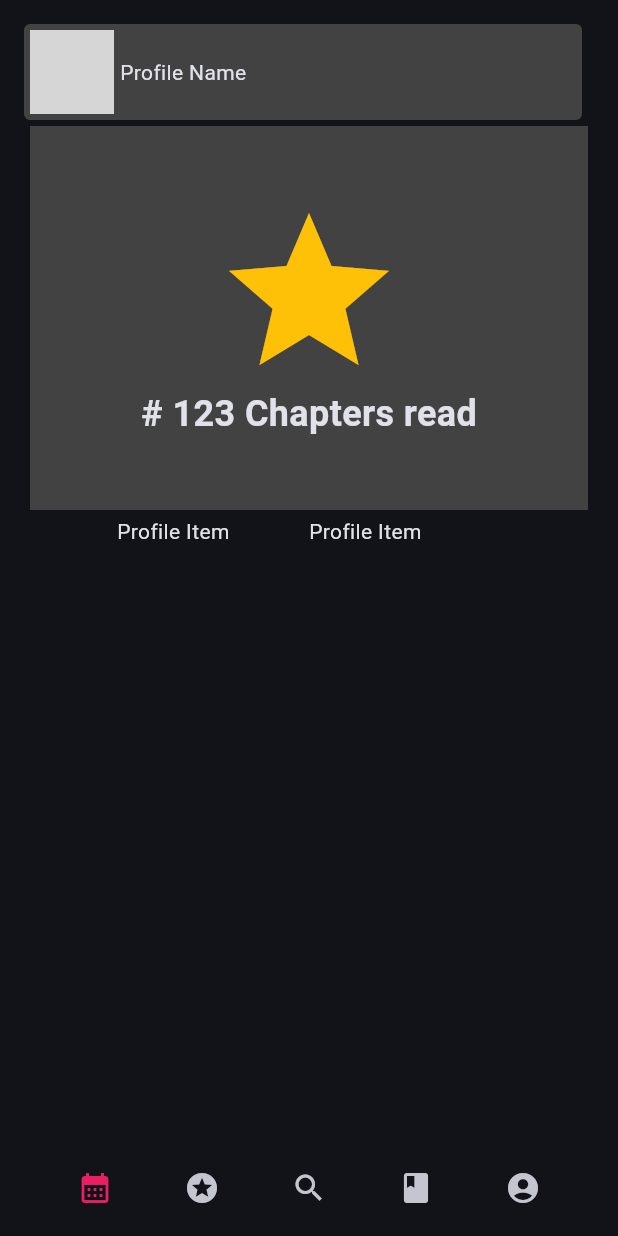
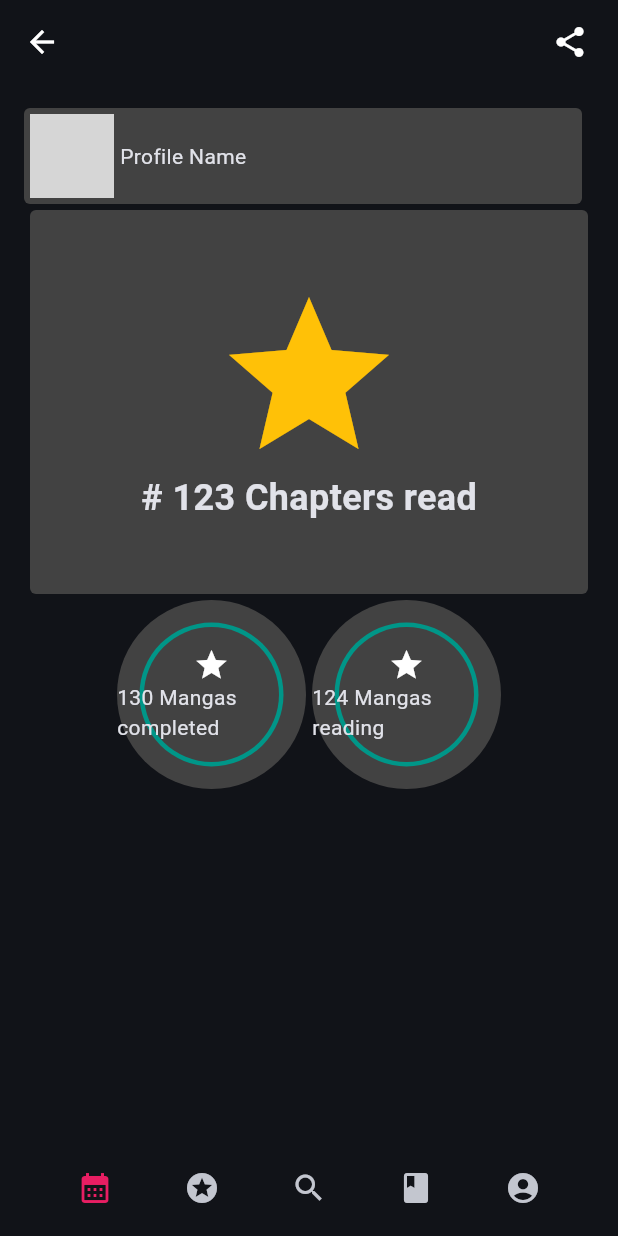
Before and after one commit to Caresle-Archive/manga_minus, a Flutter app: the screen it shows after launch, item 2 of the bottom bar chosen, on a phone screen of 412 x 824 dp. Run offline on Flutter 3.47's test engine with Material 2 defaults, Android fonts, the light colour scheme and no system bars; network calls fail; grey boxes are pictures that could not be loaded.

Commit message:
Add final prop text for profile item widget

```diff
--- a/lib/screens/screen_profile.dart
+++ b/lib/screens/screen_profile.dart
@@ -1,4 +1,5 @@
 import 'package:flutter/material.dart';
+import 'package:manga_minus/widgets/manga/app_bar_manga.dart';
 import 'package:manga_minus/widgets/navigation/navigation_menu.dart';
 import 'package:manga_minus/widgets/profile/profile_grid.dart';
 import 'package:manga_minus/widgets/profile/profile_options.dart';
@@ -10,6 +11,7 @@ class ScreenProfile extends StatelessWidget {
   @override
   Widget build(BuildContext context) {
     return const Scaffold(
+      appBar: AppBarManga(),
       bottomNavigationBar: NavigationMenu(),
       body: SingleChildScrollView(
         child: SafeArea(
--- a/lib/widgets/profile/profile_grid.dart
+++ b/lib/widgets/profile/profile_grid.dart
@@ -11,9 +11,12 @@ class ProfileGrid extends StatelessWidget {
       height: 256,
       child: GridView.count(
         crossAxisCount: 2,
+        mainAxisSpacing: 2,
+        crossAxisSpacing: 4,
+        physics: const NeverScrollableScrollPhysics(),
         children: const <Widget>[
-          ProfileItem(),
-          ProfileItem(),
+          ProfileItem(text: '130 Mangas completed'),
+          ProfileItem(text: '124 Mangas reading'),
         ],
       ),
     );
--- a/lib/widgets/profile/profile_item.dart
+++ b/lib/widgets/profile/profile_item.dart
@@ -1,10 +1,41 @@
 import 'package:flutter/material.dart';
 
 class ProfileItem extends StatelessWidget {
-  const ProfileItem({super.key});
+  final String text;
+
+  const ProfileItem({super.key, required this.text});
+
+  BoxDecoration boxCircleDecoration(Color color) {
+    return BoxDecoration(
+      color: color,
+      shape: BoxShape.circle
+    );
+  }
+
+  Container circleContainer(double width, Color color) {
+    return Container(
+      width: width,
+      decoration: boxCircleDecoration(color),
+    );
+  }
 
   @override
   Widget build(BuildContext context) {
-    return const Text('Profile Item');
+    return Stack(
+      alignment: Alignment.center,
+      children: [
+        circleContainer(128, Colors.grey.shade800),
+        circleContainer(96, Colors.teal),
+        circleContainer(90, Colors.grey.shade800),
+        Column(
+          crossAxisAlignment: CrossAxisAlignment.center,
+          mainAxisAlignment: MainAxisAlignment.center,
+          children: [
+            const Icon(Icons.star),
+            Text(text)
+          ],
+        )
+      ],
+    );
   }
 }
--- a/lib/widgets/profile/profile_options.dart
+++ b/lib/widgets/profile/profile_options.dart
@@ -46,7 +46,8 @@ class _BackgroundCard extends StatelessWidget {
       width: screen.width,
       height: 256,
       decoration: BoxDecoration(
-        color: Colors.grey.shade800
+        color: Colors.grey.shade800,
+        borderRadius: BorderRadius.circular(4)
       ),
     );
   }
```
